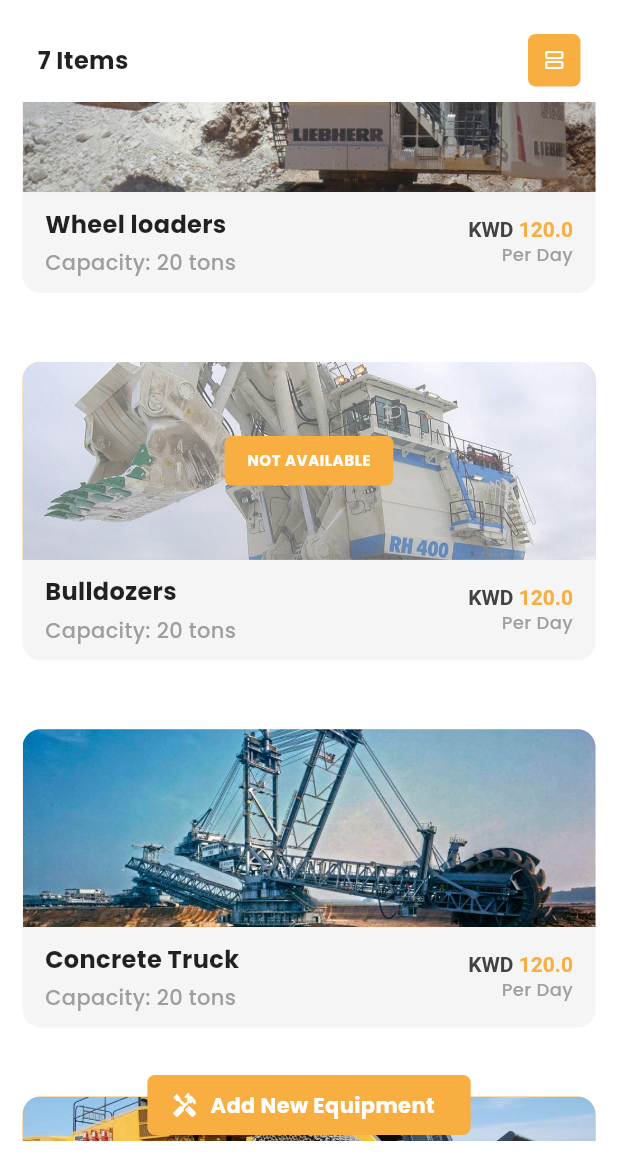
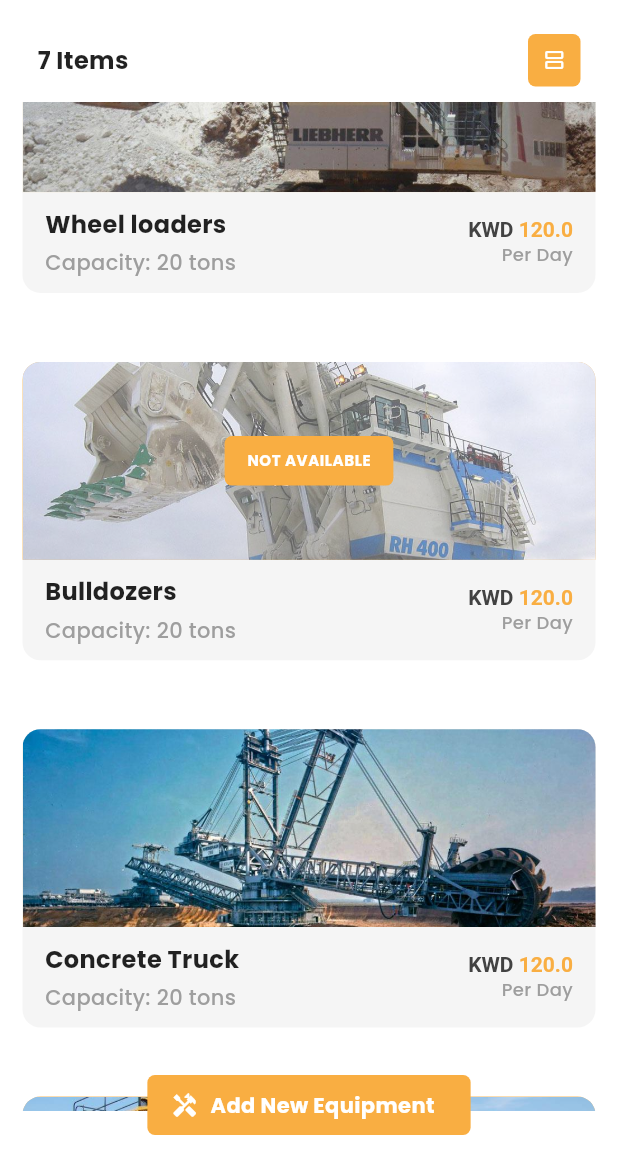
Before and after one commit to bijithintersmart/ibuild_vendor_app, a Flutter app: the EquipmentScreen screen opened by its route, scrolled down 576 dp, on a phone screen of 412 x 824 dp, the part 65-1236 px from its top. Run offline on Flutter 3.47's test engine with Material 3 defaults, Android fonts, the phone set to English and light mode, and no system bars; our stand-ins replace badges, cached_network_image, carousel_slider, connectivity_plus, dio, equatable and 17 more; missing offline and left inert: dio_smart_retry, forui, open_settings_plus, talker_logger; accounts and stored records are empty.

Commit message:
refactor: add padding to GridView and ListView for improved layout

```diff
--- a/lib/features/equipments/presentation/widgets/equiment_grid_view.dart
+++ b/lib/features/equipments/presentation/widgets/equiment_grid_view.dart
@@ -33,7 +33,9 @@ class _GridViewContentState extends State<GridViewContent> {
 
   @override
   Widget build(BuildContext context) {
-    return GridView.count(
+    return Padding(
+      padding: const EdgeInsets.only(bottom: 30),
+      child: GridView.count(
         controller: _scrollController,
         shrinkWrap: true,
         crossAxisCount: 2,
@@ -50,6 +52,7 @@ class _GridViewContentState extends State<GridViewContent> {
             onPressedCard: (index) {
               GoRouter.of(context).push(Routes.BOOKING_DATE);
             },
+          ),
         ),
       ),
     );
--- a/lib/features/equipments/presentation/widgets/equiment_list_view.dart
+++ b/lib/features/equipments/presentation/widgets/equiment_list_view.dart
@@ -33,7 +33,9 @@ class _ListViewContentState extends State<ListViewContent> {
 
   @override
   Widget build(BuildContext context) {
-    return ListView.builder(
+    return Padding(
+      padding: const EdgeInsets.only(bottom: 20),
+      child: ListView.builder(
         controller: _scrollController,
         padding: EdgeInsets.zero,
         primary: false,
@@ -54,6 +56,7 @@ class _ListViewContentState extends State<ListViewContent> {
             ),
           );
         },
+      ),
     );
   }
 }
```
Lines whose indentation alone changed are shown as unchanged.
